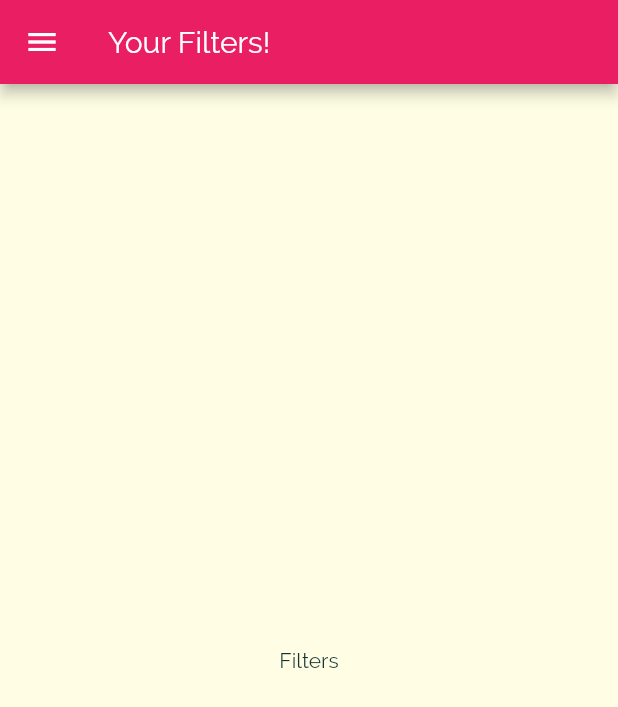
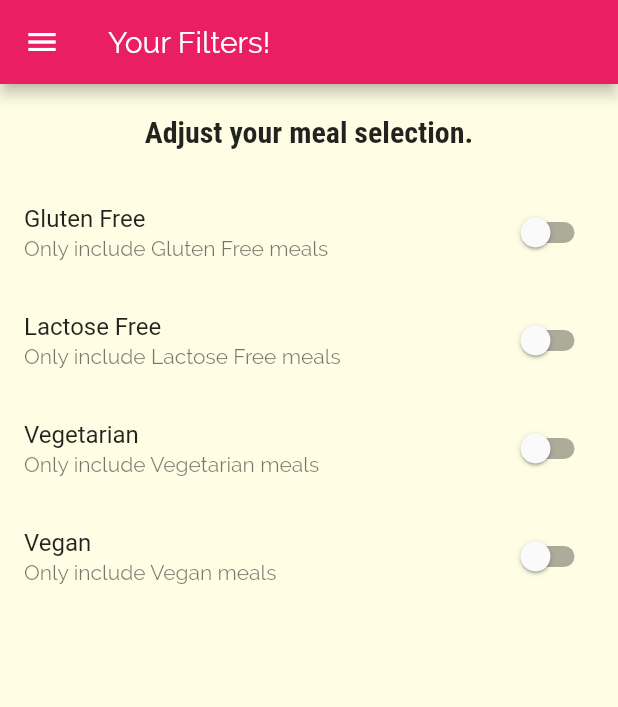
Before and after one commit to silvioCifone/MealsApp, a Flutter app: the FiltersScreen screen opened by its route, on a phone screen of 412 x 824 dp. Shown: the top 707 px of the screen. Run offline on Flutter 3.47's test engine with Material 2 defaults, Android fonts, the light colour scheme and no system bars.

Commit message:
Add Filter Switches
Some switches permit to decide what type of food you should see in the main screen

```diff
--- a/lib/screens/filters_screen.dart
+++ b/lib/screens/filters_screen.dart
@@ -1,19 +1,80 @@
 import 'package:flutter/material.dart';
 import 'package:meals_app/widgets/main_drawer.dart';
 
-class FiltersScreen extends StatelessWidget {
+class FiltersScreen extends StatefulWidget {
   static const routeName = "/filters";
+
+  @override
+  _FiltersScreenState createState() => _FiltersScreenState();
+}
+
+class _FiltersScreenState extends State<FiltersScreen> {
+  var _isGlutenFree = false;
+  var _isVegetarian = false;
+  var _isVegan = false;
+  var _isLactoseFree = false;
+
+  Widget _buildOptionsItems(String title, String subtitle, bool currentValue,
+      Function onSwitchValue) {
+    return SwitchListTile(
+      title: Text(title),
+      value: currentValue,
+      subtitle: Text(subtitle),
+      onChanged: onSwitchValue,
+    );
+  }
 
   @override
   Widget build(BuildContext context) {
     return Scaffold(
-      appBar: AppBar(
-        title: Text("Your Filters!"),
-      ),
-      drawer: MainDrawer(),
-      body: Center(
-        child: Text("Filters"),
-      ),
-    );
+        appBar: AppBar(
+          title: Text("Your Filters!"),
+        ),
+        drawer: MainDrawer(),
+        body: Column(
+          children: [
+            Container(
+              padding: const EdgeInsets.all(20),
+              child: Text(
+                "Adjust your meal selection.",
+                style: Theme.of(context).textTheme.headline6,
+              ),
+            ),
+            Expanded(
+              child: ListView(
+                children: [
+                  _buildOptionsItems(
+                      "Gluten Free",
+                      "Only include Gluten Free meals",
+                      this._isGlutenFree,
+                      (newValue) => setState(() {
+                            _isGlutenFree = newValue;
+                          })),
+                  _buildOptionsItems(
+                      "Lactose Free",
+                      "Only include Lactose Free meals",
+                      this._isLactoseFree,
+                      (newValue) => setState(() {
+                            _isLactoseFree = newValue;
+                          })),
+                  _buildOptionsItems(
+                      "Vegetarian",
+                      "Only include Vegetarian meals",
+                      this._isVegetarian,
+                      (newValue) => setState(() {
+                            _isVegetarian = newValue;
+                          })),
+                  _buildOptionsItems(
+                      "Vegan",
+                      "Only include Vegan meals",
+                      this._isVegan,
+                      (newValue) => setState(() {
+                            _isVegan = newValue;
+                          })),
+                ],
+              ),
+            ),
+          ],
+        ));
   }
 }
```
